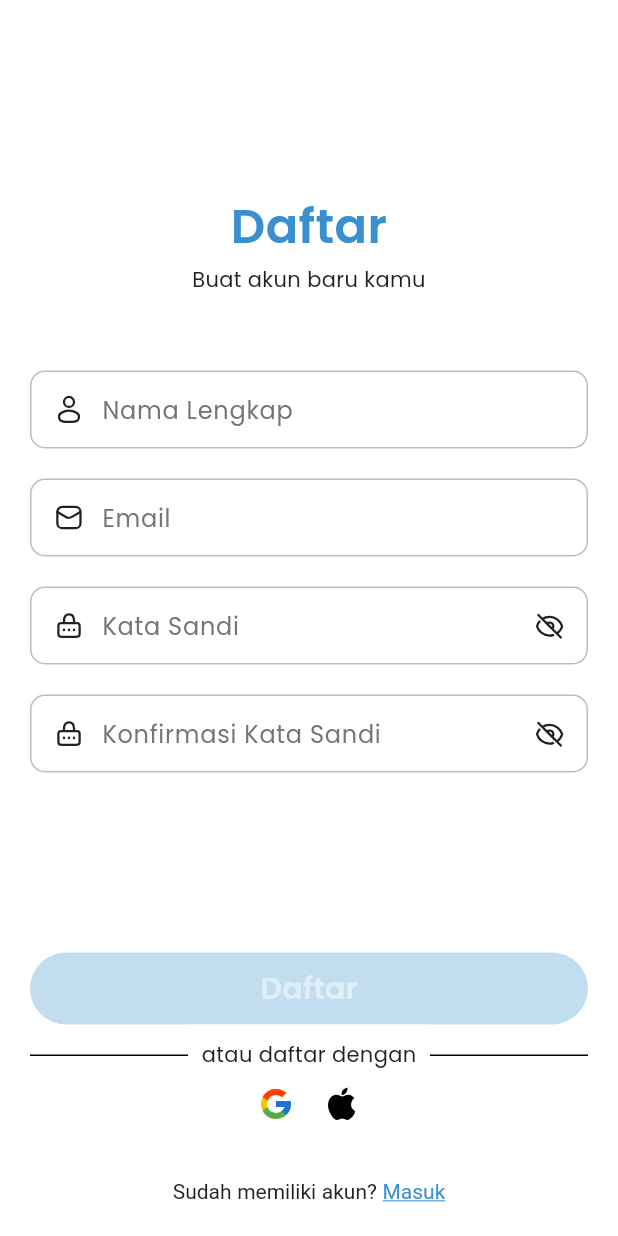
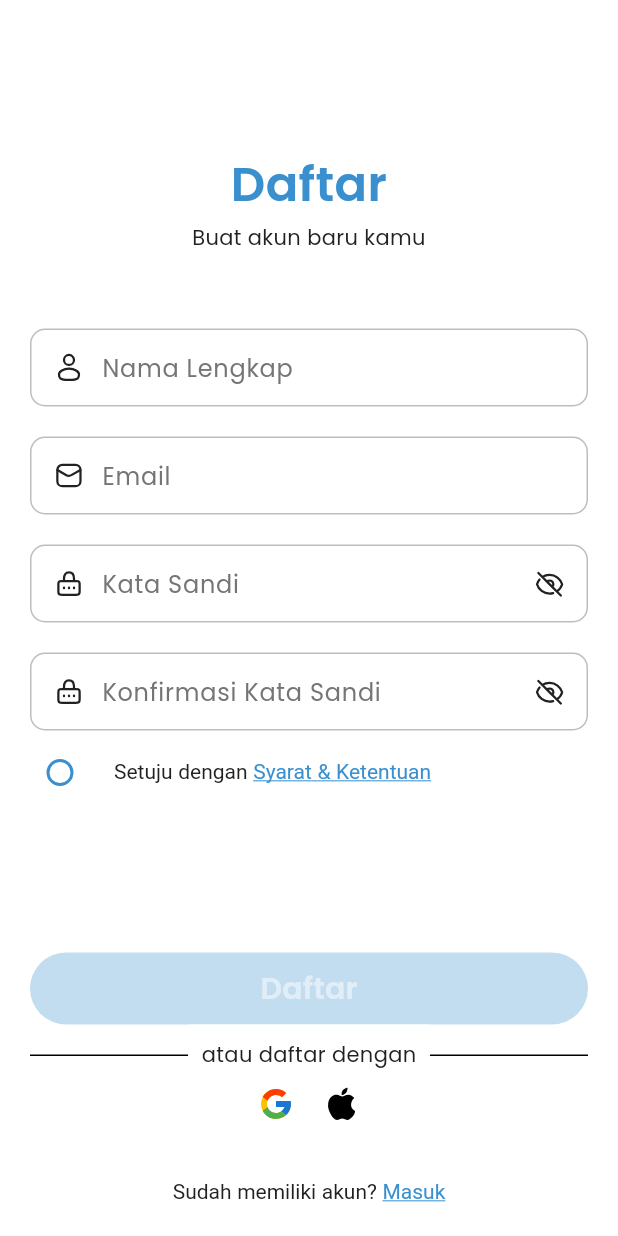
Before and after one commit to alHerys/Workshop-Internship-1, a Flutter app: the RegisterPage screen opened directly, on a phone screen of 412 x 824 dp. Run offline on Flutter 3.47's test engine with Material 3 defaults, Android fonts, the phone set to English and light mode, and no system bars; our stand-ins replace flutter_svg, google_fonts.

```diff
--- a/lib/main.dart
+++ b/lib/main.dart
@@ -2,7 +2,6 @@ import 'package:flutter/material.dart';
 
 import 'core/theme/app_theme.dart';
 import 'presentation/auth/pages/login_page.dart';
-import 'presentation/auth/pages/register_page.dart';
 
 void main() {
   runApp(const MyApp());
--- a/lib/presentation/auth/pages/register_page.dart
+++ b/lib/presentation/auth/pages/register_page.dart
@@ -26,6 +26,7 @@ class _RegisterPageState extends State<RegisterPage> {
   final formKey = GlobalKey<FormState>();
   bool passwordObscured = true;
   bool confirmPasswordObscured = true;
+  bool aggreTermCondition = false;
 
   @override
   void dispose() {
@@ -109,6 +110,45 @@ class _RegisterPageState extends State<RegisterPage> {
                           ],
                         ),
 
+                        CheckboxListTile(
+                          activeColor: AppPallete.primaryNormal,
+                          controlAffinity: .leading,
+                          checkboxShape: CircleBorder(),
+                          value: aggreTermCondition,
+                          contentPadding: .all(0),
+                          checkColor: AppPallete.neutral100,
+                          side: BorderSide(
+                            color: AppPallete.primaryNormal,
+                            width: 2,
+                          ),
+                          onChanged: (value) {
+                            setState(() {
+                              aggreTermCondition = value ?? false;
+                            });
+                          },
+                          title: RichText(
+                            text: TextSpan(
+                              text: 'Setuju dengan ',
+                              style: AppText.regular14.copyWith(
+                                color: AppPallete.neutral900,
+                              ),
+                              children: [
+                                TextSpan(
+                                  text: 'Syarat & Ketentuan',
+                                  recognizer: TapGestureRecognizer()
+                                    ..onTap = () {
+                                      // TODO: Term & Condition
+                                    },
+                                  style: AppText.regular14.copyWith(
+                                    decoration: .underline,
+                                    color: AppPallete.primaryNormal,
+                                  ),
+                                ),
+                              ],
+                            ),
+                          ),
+                        ),
+
                         SizedBox(height: 8),
                       ],
                     ),
@@ -127,6 +167,7 @@ class _RegisterPageState extends State<RegisterPage> {
                         onPressed: () {
                           // TODO: Implement registration logic
                         },
+                        buttonText: 'Daftar',
                       ),
                       Stack(
                         alignment: .center,
--- a/lib/presentation/auth/widgets/auth_button.dart
+++ b/lib/presentation/auth/widgets/auth_button.dart
@@ -1,12 +1,11 @@
-// ignore_for_file: public_member_api_docs, sort_constructors_first
-
 import 'package:flutter/material.dart';
 import '../../../core/theme/app_text.dart';
 
 class AuthButton extends StatefulWidget {
+  final String buttonText;
   final TextEditingController? namaController;
   final TextEditingController emailController;
-  final TextEditingController passwordController;
+  final TextEditingController? passwordController;
   final TextEditingController? confirmPasswordController;
   final VoidCallback onPressed;
 
@@ -14,10 +13,11 @@ class AuthButton extends StatefulWidget {
     super.key,
     required this.formKey,
     required this.emailController,
-    required this.passwordController,
+    this.passwordController,
     this.namaController,
     this.confirmPasswordController,
     required this.onPressed,
+    required this.buttonText,
   });
 
   final GlobalKey<FormState> formKey;
@@ -32,7 +32,8 @@ class _AuthButtonState extends State<AuthButton> {
   void _updateFieldsFilled() {
     final filled =
         widget.emailController.text.isNotEmpty &&
-        widget.passwordController.text.isNotEmpty &&
+        (widget.passwordController == null ||
+            widget.passwordController!.text.isNotEmpty) &&
         (widget.namaController == null ||
             widget.namaController!.text.isNotEmpty) &&
         (widget.confirmPasswordController == null ||
@@ -47,7 +48,7 @@ class _AuthButtonState extends State<AuthButton> {
     super.initState();
     widget.namaController?.addListener(_updateFieldsFilled);
     widget.emailController.addListener(_updateFieldsFilled);
-    widget.passwordController.addListener(_updateFieldsFilled);
+    widget.passwordController?.addListener(_updateFieldsFilled);
     widget.confirmPasswordController?.addListener(_updateFieldsFilled);
   }
 
@@ -55,7 +56,7 @@ class _AuthButtonState extends State<AuthButton> {
   void dispose() {
     widget.namaController?.removeListener(_updateFieldsFilled);
     widget.emailController.removeListener(_updateFieldsFilled);
-    widget.passwordController.removeListener(_updateFieldsFilled);
+    widget.passwordController?.removeListener(_updateFieldsFilled);
     widget.confirmPasswordController?.removeListener(_updateFieldsFilled);
     super.dispose();
   }
@@ -64,7 +65,7 @@ class _AuthButtonState extends State<AuthButton> {
   Widget build(BuildContext context) {
     return ElevatedButton(
       onPressed: isFieldsFilled ? widget.onPressed : null,
-      child: Text('Daftar', style: AppText.semiBold20),
+      child: Text(widget.buttonText, style: AppText.semiBold20),
     );
   }
 }
```
Also changed, not shown: lib/presentation/auth/pages/forgot_password_page.dart (added, +134 -0 lines), lib/presentation/auth/pages/login_page.dart (+26 -6 lines), lib/presentation/auth/widgets/auth_background.dart (+26 -19 lines).
